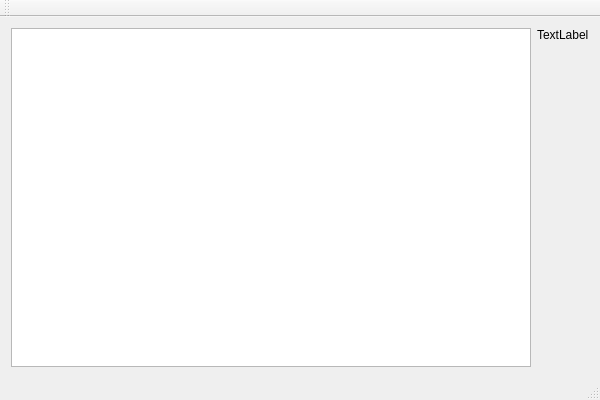
This is CMain.ui in skynowa/xxxdb as Qt 5 draws it before an edit. The edited form follows.
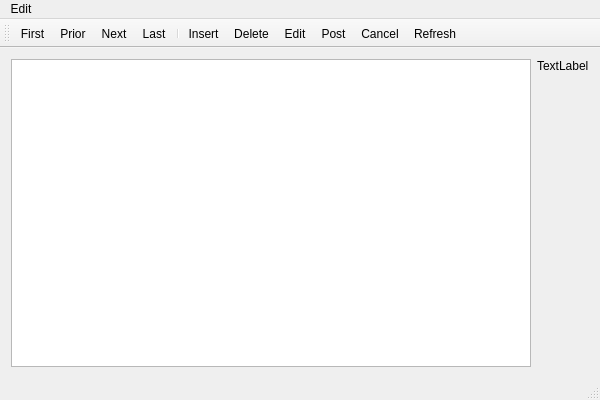
This is the edited form.

Commit message: ADD: navigate buttons

Diff of the .ui file:
```diff
--- a/CMain.ui
+++ b/CMain.ui
@@ -46,19 +46,100 @@
      <x>0</x>
      <y>0</y>
      <width>600</width>
-     <height>20</height>
+     <height>19</height>
     </rect>
    </property>
+   <widget class="QMenu" name="menuGhfd_ghfsdfsdfasdfasdfasdfasdfasefassdfasdfasg">
+    <property name="title">
+     <string>Edit</string>
+    </property>
+    <addaction name="actMovetoFirst"/>
+    <addaction name="actMovetoPrior"/>
+    <addaction name="actMovetoNext"/>
+    <addaction name="actMovetoLast"/>
+    <addaction name="separator"/>
+    <addaction name="actInsert"/>
+    <addaction name="actDelete"/>
+    <addaction name="actEdit"/>
+    <addaction name="actPost"/>
+    <addaction name="actCancel"/>
+    <addaction name="actRefresh"/>
+   </widget>
+   <addaction name="menuGhfd_ghfsdfsdfasdfasdfasdfasdfasefassdfasdfasg"/>
   </widget>
-  <widget class="QToolBar" name="mainToolBar">
+  <widget class="QStatusBar" name="statusBar"/>
+  <widget class="QToolBar" name="toolBar">
+   <property name="windowTitle">
+    <string>toolBar</string>
+   </property>
    <attribute name="toolBarArea">
     <enum>TopToolBarArea</enum>
    </attribute>
    <attribute name="toolBarBreak">
-    <bool>false</bool>
+    <bool>true</bool>
    </attribute>
+   <addaction name="actMovetoFirst"/>
+   <addaction name="actMovetoPrior"/>
+   <addaction name="actMovetoNext"/>
+   <addaction name="actMovetoLast"/>
+   <addaction name="separator"/>
+   <addaction name="actInsert"/>
+   <addaction name="actDelete"/>
+   <addaction name="actEdit"/>
+   <addaction name="actPost"/>
+   <addaction name="actCancel"/>
+   <addaction name="actRefresh"/>
   </widget>
-  <widget class="QStatusBar" name="statusBar"/>
+  <action name="actMovetoFirst">
+   <property name="text">
+    <string>First</string>
+   </property>
+  </action>
+  <action name="actMovetoPrior">
+   <property name="text">
+    <string>Prior</string>
+   </property>
+  </action>
+  <action name="actMovetoNext">
+   <property name="text">
+    <string>Next</string>
+   </property>
+  </action>
+  <action name="actMovetoLast">
+   <property name="text">
+    <string>Last</string>
+   </property>
+  </action>
+  <action name="actInsert">
+   <property name="text">
+    <string>Insert</string>
+   </property>
+  </action>
+  <action name="actDelete">
+   <property name="text">
+    <string>Delete</string>
+   </property>
+  </action>
+  <action name="actEdit">
+   <property name="text">
+    <string>Edit</string>
+   </property>
+  </action>
+  <action name="actPost">
+   <property name="text">
+    <string>Post</string>
+   </property>
+  </action>
+  <action name="actCancel">
+   <property name="text">
+    <string>Cancel</string>
+   </property>
+  </action>
+  <action name="actRefresh">
+   <property name="text">
+    <string>Refresh</string>
+   </property>
+  </action>
  </widget>
  <layoutdefault spacing="6" margin="11"/>
  <resources>
```
The commit also changes 6 other files.
